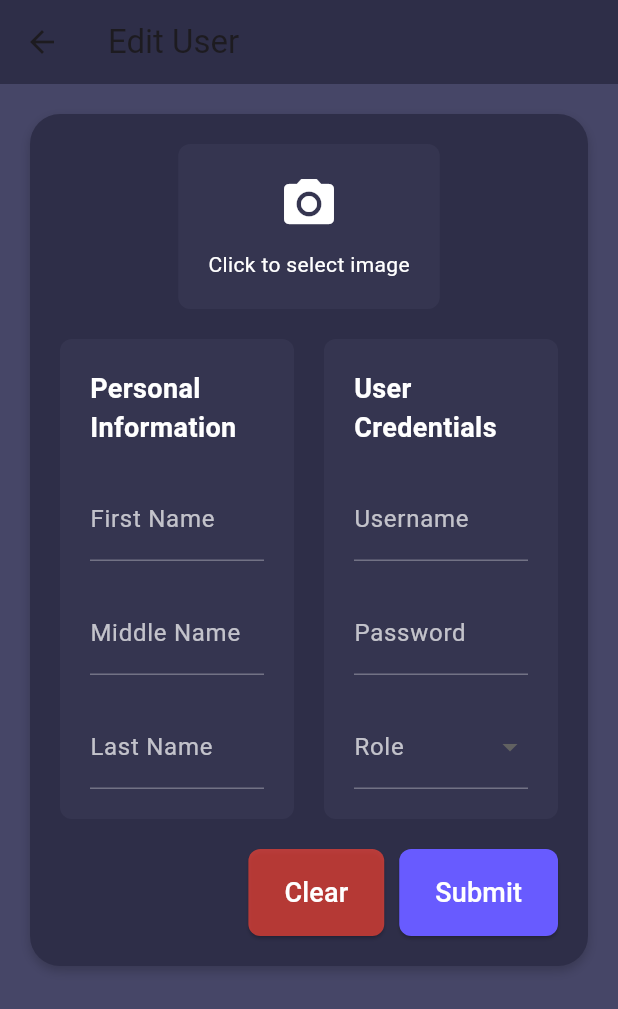
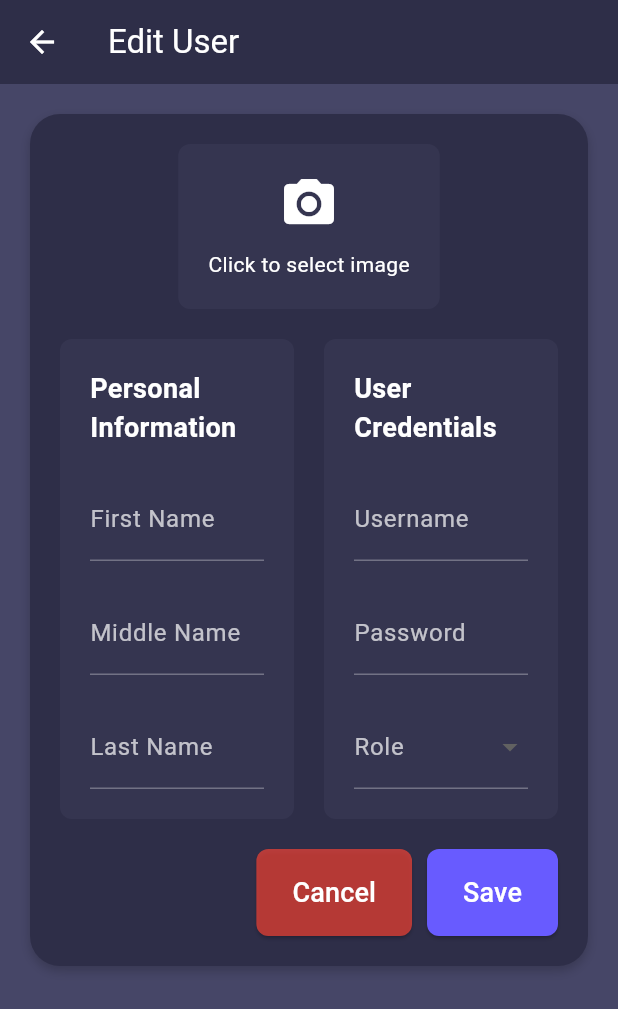
Before and after one commit to CarlosNatanauan/pharmacy_pos, a Flutter app: the EditUserScreen screen opened directly with empty values, on a phone screen of 412 x 824 dp. Shown: the top 1009 px of the screen. Run offline on Flutter 3.47's test engine with Material 3 defaults, Android fonts, the phone set to English and light mode, and no system bars; our stand-ins replace image_picker, sidebarx; missing offline and left inert: bitsdojo_window.

Commit message:
change color

```diff
--- a/lib/management_screen/sub_screens/user_sub_buttons/Cards/edit_user.dart
+++ b/lib/management_screen/sub_screens/user_sub_buttons/Cards/edit_user.dart
@@ -46,7 +46,10 @@ class _EditUserScreenState extends State<EditUserScreen> {
       backgroundColor: scaffoldBackgroundColor,
       appBar: AppBar(
         backgroundColor: canvasColor,
-        title: Text('Edit User'),
+        title: Text('Edit User', style: TextStyle(color: white),),
+        iconTheme: IconThemeData(
+          color: white, // Set icon color to white
+        ),
       ),
       body: SingleChildScrollView(
         child: Padding(
@@ -285,7 +288,7 @@ class _EditUserScreenState extends State<EditUserScreen> {
                             });
                           },
                           child: Text(
-                            'Clear',
+                            'Cancel',
                             style: TextStyle(fontSize: 18),
                           ),
                           style: ElevatedButton.styleFrom(
@@ -303,7 +306,7 @@ class _EditUserScreenState extends State<EditUserScreen> {
                             // Implement update logic here
                           },
                           child: Text(
-                            'Submit',
+                            'Save',
                             style: TextStyle(fontSize: 18),
                           ),
                           style: ElevatedButton.styleFrom(
```
